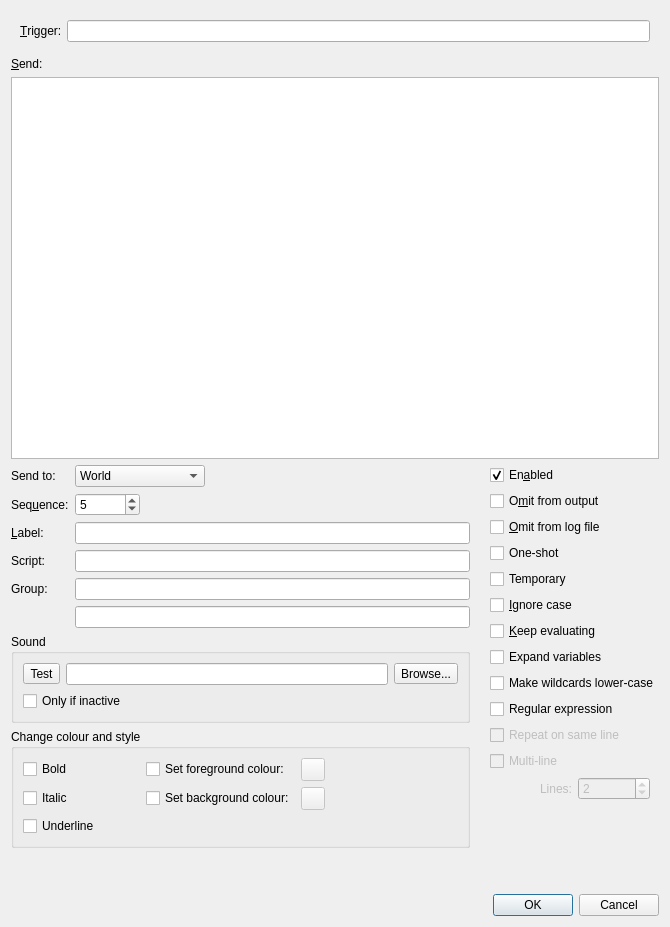
Before: the Qt Designer form smushclient-qt/cpp/ui/prefs/triggeredit.ui in jnbooth/smushclient, drawn with Qt 5.
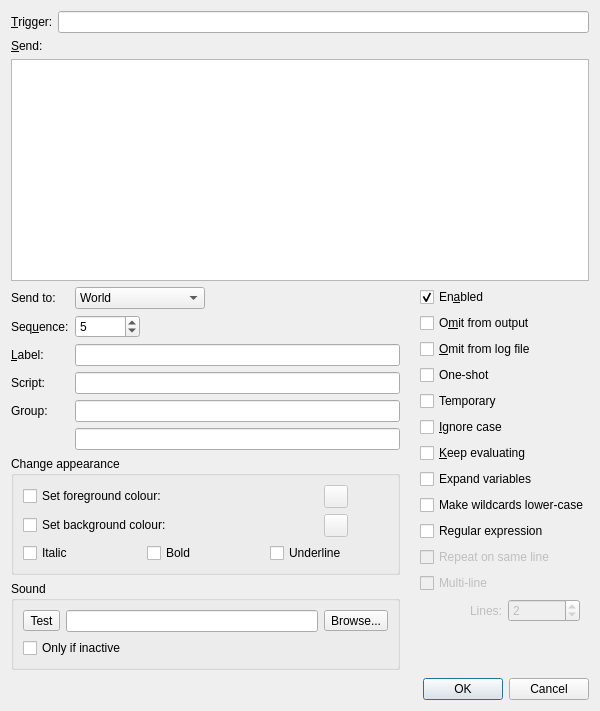
After: the same form once the commit is applied. Icons and pictures are not drawn. Custom widgets are drawn as their Qt base class.

```diff
--- a/smushclient-qt/cpp/ui/prefs/triggeredit.ui
+++ b/smushclient-qt/cpp/ui/prefs/triggeredit.ui
@@ -6,13 +6,13 @@
    <rect>
     <x>0</x>
     <y>0</y>
-    <width>670</width>
-    <height>927</height>
+    <width>600</width>
+    <height>711</height>
    </rect>
   </property>
   <property name="minimumSize">
    <size>
-    <width>670</width>
+    <width>0</width>
     <height>0</height>
    </size>
   </property>
@@ -23,6 +23,18 @@
    <item>
     <widget class="QWidget" name="reactions_pattern" native="true">
      <layout class="QHBoxLayout" name="_3">
+      <property name="leftMargin">
+       <number>0</number>
+      </property>
+      <property name="topMargin">
+       <number>0</number>
+      </property>
+      <property name="rightMargin">
+       <number>0</number>
+      </property>
+      <property name="bottomMargin">
+       <number>0</number>
+      </property>
       <item>
        <widget class="QLabel" name="Pattern_label">
         <property name="text">
@@ -50,7 +62,20 @@
     </widget>
    </item>
    <item>
-    <widget class="QPlainTextEdit" name="Text"/>
+    <widget class="QPlainTextEdit" name="Text">
+     <property name="sizePolicy">
+      <sizepolicy hsizetype="Expanding" vsizetype="Expanding">
+       <horstretch>0</horstretch>
+       <verstretch>1</verstretch>
+      </sizepolicy>
+     </property>
+     <property name="minimumSize">
+      <size>
+       <width>0</width>
+       <height>0</height>
+      </size>
+     </property>
+    </widget>
    </item>
    <item>
     <layout class="QHBoxLayout" name="_main">
@@ -221,6 +246,100 @@
          </item>
         </layout>
        </item>
+       <item>
+        <widget class="QGroupBox" name="triggers_style">
+         <property name="title">
+          <string>Change appearance</string>
+         </property>
+         <layout class="QVBoxLayout" name="verticalLayout_2">
+          <item>
+           <layout class="QGridLayout" name="gridLayout">
+            <item row="1" column="1">
+             <widget class="ColorPickerButton" name="BackgroundColor">
+              <property name="enabled">
+               <bool>false</bool>
+              </property>
+              <property name="baseSize">
+               <size>
+                <width>20</width>
+                <height>20</height>
+               </size>
+              </property>
+             </widget>
+            </item>
+            <item row="0" column="0">
+             <widget class="QCheckBox" name="ChangeForeground">
+              <property name="text">
+               <string>Set foreground colour:</string>
+              </property>
+             </widget>
+            </item>
+            <item row="0" column="1">
+             <widget class="ColorPickerButton" name="ForegroundColor">
+              <property name="enabled">
+               <bool>false</bool>
+              </property>
+              <property name="baseSize">
+               <size>
+                <width>20</width>
+                <height>20</height>
+               </size>
+              </property>
+             </widget>
+            </item>
+            <item row="1" column="0">
+             <widget class="QCheckBox" name="ChangeBackground">
+              <property name="text">
+               <string>Set background colour:</string>
+              </property>
+             </widget>
+            </item>
+            <item row="0" column="2">
+             <spacer name="horizontalSpacer">
+              <property name="orientation">
+               <enum>Qt::Orientation::Horizontal</enum>
+              </property>
+              <property name="sizeType">
+               <enum>QSizePolicy::Policy::Preferred</enum>
+              </property>
+              <property name="sizeHint" stdset="0">
+               <size>
+                <width>40</width>
+                <height>20</height>
+               </size>
+              </property>
+             </spacer>
+            </item>
+           </layout>
+          </item>
+          <item>
+           <layout class="QHBoxLayout" name="horizontalLayout">
+            <item>
+             <widget class="QCheckBox" name="MakeItalic">
+              <property name="text">
+               <string>Italic</string>
+              </property>
+             </widget>
+            </item>
+            <item>
+             <widget class="QCheckBox" name="MakeBold">
+              <property name="text">
+               <string>Bold</string>
+              </property>
+             </widget>
+            </item>
+            <item>
+             <widget class="QCheckBox" name="MakeUnderline">
+              <property name="text">
+               <string>Underline</string>
+              </property>
+             </widget>
+            </item>
+           </layout>
+          </item>
+         </layout>
+        </widget>
+       </item>
        <item>
         <widget class="QGroupBox" name="triggers_sound">
          <property name="sizePolicy">
@@ -274,105 +393,6 @@
          </layout>
         </widget>
        </item>
-       <item>
-        <widget class="QGroupBox" name="triggers_style">
-         <property name="title">
-          <string>Change colour and style</string>
-         </property>
-         <layout class="QGridLayout" name="gridLayout">
-          <item row="0" column="3">
-           <widget class="ColorPickerButton" name="ForegroundColor">
-            <property name="enabled">
-             <bool>false</bool>
-            </property>
-            <property name="baseSize">
-             <size>
-              <width>20</width>
-              <height>20</height>
-             </size>
-            </property>
-           </widget>
-          </item>
-          <item row="0" column="6">
-           <spacer name="horizontalSpacer_2">
-            <property name="orientation">
-             <enum>Qt::Orientation::Horizontal</enum>
-            </property>
-            <property name="sizeHint" stdset="0">
-             <size>
-              <width>40</width>
-              <height>20</height>
-             </size>
-            </property>
-           </spacer>
-          </item>
-          <item row="2" column="2">
-           <widget class="QCheckBox" name="ChangeBackground">
-            <property name="text">
-             <string>Set background colour:</string>
-            </property>
-           </widget>
-          </item>
-          <item row="2" column="3">
-           <widget class="ColorPickerButton" name="BackgroundColor">
-            <property name="enabled">
-             <bool>false</bool>
-            </property>
-            <property name="baseSize">
-             <size>
-              <width>20</width>
-              <height>20</height>
-             </size>
-            </property>
-           </widget>
-          </item>
-          <item row="2" column="0">
-           <widget class="QCheckBox" name="MakeItalic">
-            <property name="text">
-             <string>Italic</string>
-            </property>
-           </widget>
-          </item>
-          <item row="4" column="0">
-           <widget class="QCheckBox" name="MakeUnderline">
-            <property name="text">
-             <string>Underline</string>
-            </property>
-           </widget>
-          </item>
-          <item row="0" column="2">
-           <widget class="QCheckBox" name="ChangeForeground">
-            <property name="text">
-             <string>Set foreground colour:</string>
-            </property>
-           </widget>
-          </item>
-          <item row="0" column="0">
-           <widget class="QCheckBox" name="MakeBold">
-            <property name="text">
-             <string>Bold</string>
-            </property>
-           </widget>
-          </item>
-          <item row="0" column="1">
-           <spacer name="horizontalSpacer">
-            <property name="orientation">
-             <enum>Qt::Orientation::Horizontal</enum>
-            </property>
-            <property name="sizeType">
-             <enum>QSizePolicy::Policy::Fixed</enum>
-            </property>
-            <property name="sizeHint" stdset="0">
-             <size>
-              <width>40</width>
-              <height>20</height>
-             </size>
-            </property>
-           </spacer>
-          </item>
-         </layout>
-        </widget>
-       </item>
        <item>
         <spacer name="verticalSpacer">
          <property name="orientation">
@@ -381,7 +401,7 @@
          <property name="sizeHint" stdset="0">
           <size>
            <width>20</width>
-           <height>40</height>
+           <height>2</height>
           </size>
          </property>
         </spacer>
@@ -532,7 +552,7 @@
          <property name="sizeHint" stdset="0">
           <size>
            <width>20</width>
-           <height>40</height>
+           <height>2</height>
           </size>
          </property>
         </spacer>
```
Left out of the diff: 28 changed lines with no effect on the pictures.
